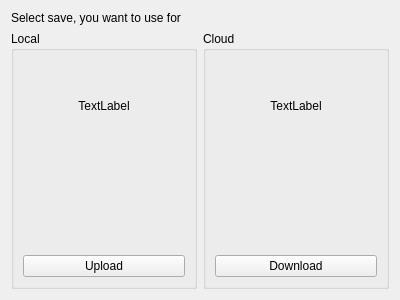
Old version of the form rare/ui/components/tabs/games/game_info/sync_widget.ui in the repository loathingKernel/Rare.
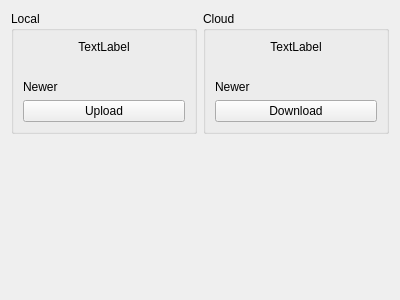
New version of the form.

Commit message: Some ui improvements for cloud saves - Show text on widget if save is not up-to-date - Fix text in game info -> cloud saves

```diff
--- a/rare/ui/components/tabs/games/game_info/sync_widget.ui
+++ b/rare/ui/components/tabs/games/game_info/sync_widget.ui
@@ -14,19 +14,6 @@
    <string>Form</string>
   </property>
   <layout class="QVBoxLayout" name="verticalLayout">
-   <item>
-    <widget class="QLabel" name="title_label">
-     <property name="sizePolicy">
-      <sizepolicy hsizetype="Preferred" vsizetype="Maximum">
-       <horstretch>0</horstretch>
-       <verstretch>0</verstretch>
-      </sizepolicy>
-     </property>
-     <property name="text">
-      <string>Select save, you want to use for </string>
-     </property>
-    </widget>
-   </item>
    <item>
     <layout class="QHBoxLayout" name="horizontalLayout">
      <item>
@@ -61,6 +48,13 @@
           </property>
          </widget>
         </item>
+        <item>
+         <widget class="QLabel" name="local_new_label">
+          <property name="text">
+           <string>Newer</string>
+          </property>
+         </widget>
+        </item>
         <item>
          <widget class="QPushButton" name="upload_button">
           <property name="text">
@@ -103,6 +97,13 @@
           </property>
          </widget>
         </item>
+        <item>
+         <widget class="QLabel" name="cloud_new_label">
+          <property name="text">
+           <string>Newer</string>
+          </property>
+         </widget>
+        </item>
         <item>
          <widget class="QPushButton" name="download_button">
           <property name="text">
@@ -116,7 +117,20 @@
     </layout>
    </item>
    <item>
-    <layout class="QFormLayout" name="path_layout"/>
+    <layout class="QVBoxLayout" name="options_layout"/>
+   </item>
+   <item>
+    <spacer name="verticalSpacer">
+     <property name="orientation">
+      <enum>Qt::Vertical</enum>
+     </property>
+     <property name="sizeHint" stdset="0">
+      <size>
+       <width>20</width>
+       <height>40</height>
+      </size>
+     </property>
+    </spacer>
    </item>
   </layout>
  </widget>
```
The commit also changes 3 other files.
